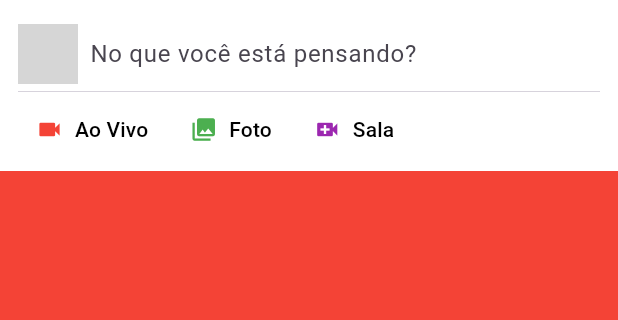
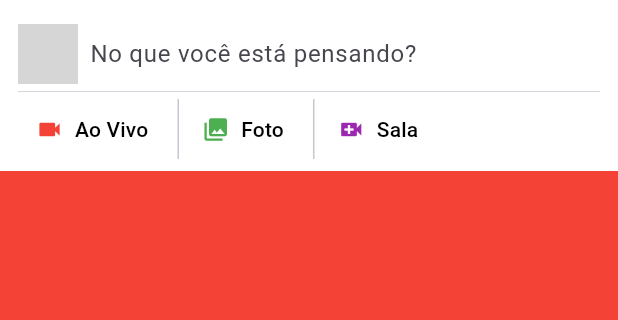
Before and after one commit to JulianoKlak/facebook_interface, a Flutter app: the screen it shows after launch, on a phone screen of 412 x 824 dp, the part 72-392 px from its top. Run offline on Flutter 3.47's test engine with Material 3 defaults, Android fonts, the light colour scheme and no system bars; our stand-ins replace cached_network_image, line_icons; network calls fail; grey boxes are pictures that could not be loaded.

Commit message:
adicionando área de postagem2

```diff
--- a/lib/componentes/area_criar_postagem.dart
+++ b/lib/componentes/area_criar_postagem.dart
@@ -52,6 +52,7 @@ class AreaCriarPostagem extends StatelessWidget {
                     ) // textstyle
                   ), //text
                 ), // textButton.icon
+                VerticalDivider(width: 8,),
                 TextButton.icon(
                   onPressed: (){},
                   icon: Icon(Icons.photo_library, color: Colors.green,),
@@ -61,6 +62,7 @@ class AreaCriarPostagem extends StatelessWidget {
                     ) // textstyle
                   ), //text
                 ), // textButton.icon
+                VerticalDivider(width: 8,),
                 TextButton.icon(
                   onPressed: (){},
                   icon: Icon(Icons.video_call, color: Colors.purple,),
```
